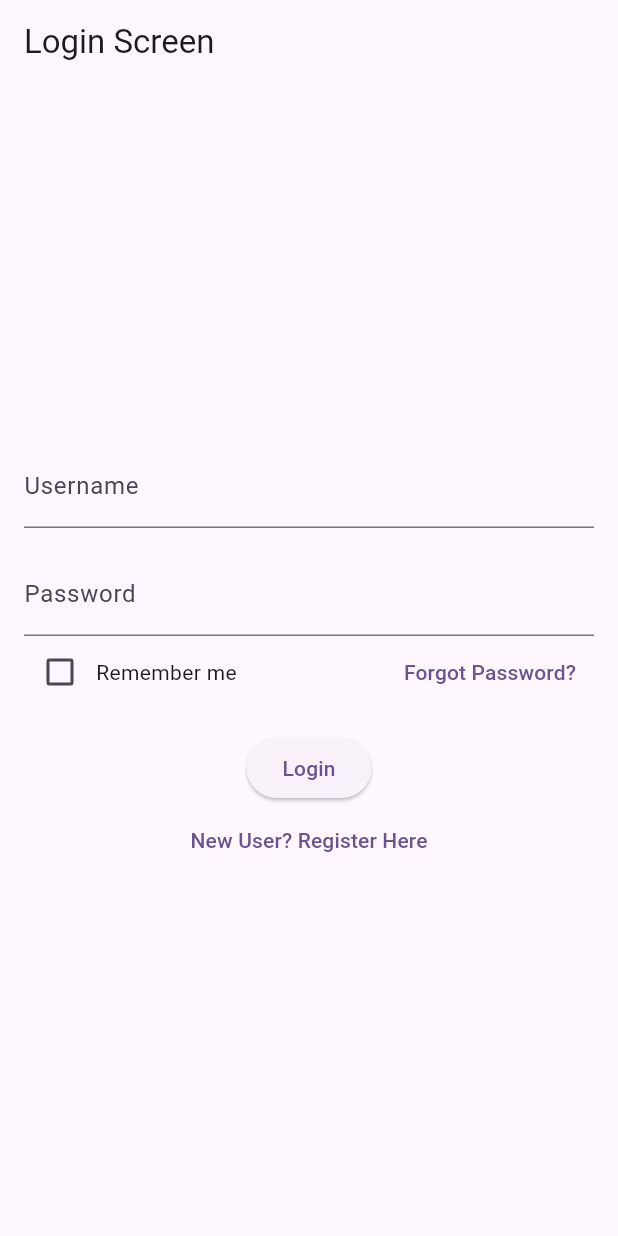
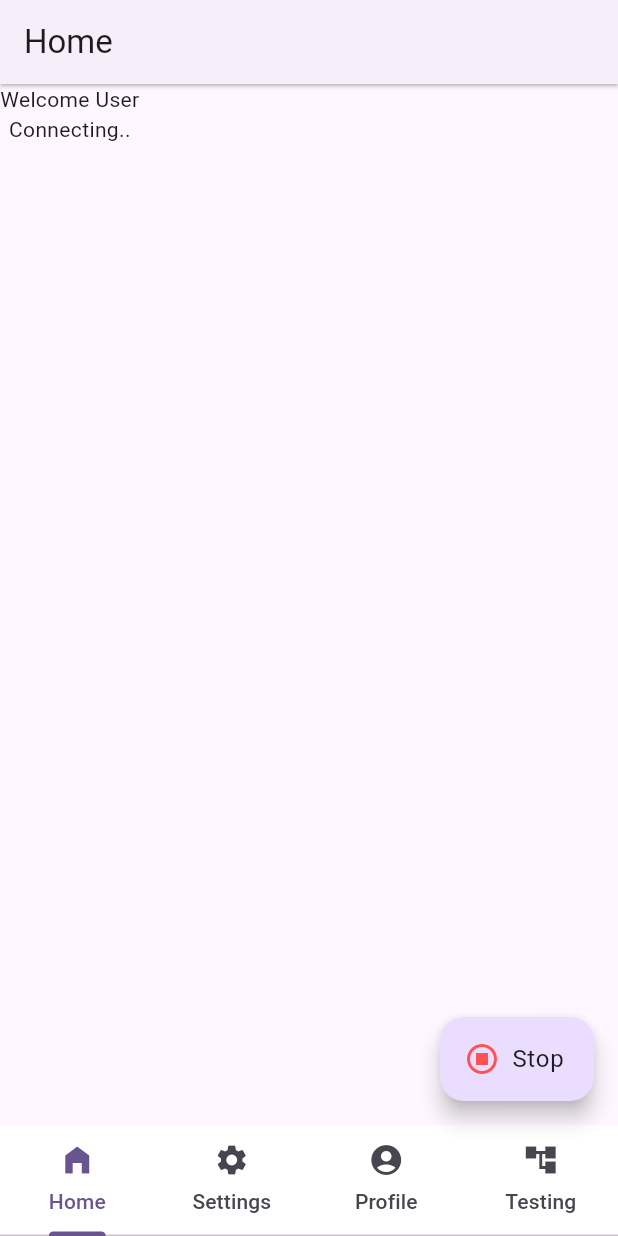
Before and after one commit to ankoosh544/sofia_develop, a Flutter app: the screen it shows after launch, on a phone screen of 412 x 824 dp. Run offline on Flutter 3.47's test engine with Material 2 defaults, Android fonts, the phone set to English and light mode, and no system bars; our stand-ins replace floor, flutter_blue_plus, permission_handler, rxdart, sqflite; accounts and stored records are empty; generated files the repository leaves out were written again.

Commit message:
Connected nearest device, HomeScreen UI updated, TestingScreen updated.

```diff
--- a/sofia_app/lib/configs/constants.dart
+++ b/sofia_app/lib/configs/constants.dart
@@ -7,3 +7,5 @@ final List<Guid> serviceGuids = [
   Guid('6c962546-6011-4e1b-9d8c-05027adb3a02'), // CAR_SERVICE_GUID
   Guid('4fafc201-1fb5-459e-8fcc-c5c9c331914b'), // ESP32
 ];
+const periodicDuration = 2; //seconds
+const timeoutDuration = 1; //seconds
--- a/sofia_app/lib/main.dart
+++ b/sofia_app/lib/main.dart
@@ -10,7 +10,6 @@ import 'package:provider/provider.dart';
 import 'package:sofia_app/providers/ble_provider.dart';
 
 import 'screens/home/home_screen.dart';
-import 'screens/login/login_screen.dart';
 
 void main() {
   if (Platform.isAndroid) {
@@ -42,9 +41,9 @@ class SofiaApp extends StatelessWidget {
       ),
       home: ChangeNotifierProvider(
         create: (_) => BleProvider()
-          ..initialScan()
+          //..initialScan()
           ..periodicScan(),
-        child: LoginScreen(),
+        child: HomeScreen(),
       ),
     );
   }
--- /dev/null
+++ b/sofia_app/lib/screens/home/device_connected.dart
@@ -0,0 +1,30 @@
+import 'package:flutter/material.dart';
+import 'package:provider/provider.dart';
+import 'package:sofia_app/configs/index.dart';
+import 'package:sofia_app/providers/index.dart';
+
+class DeviceConnected extends StatelessWidget {
+  const DeviceConnected({super.key});
+
+  @override
+  Widget build(BuildContext context) {
+    return Scaffold(
+      appBar: AppBar(
+        title: const Text(tabHome),
+        notificationPredicate: (notification) => notification.depth == 1,
+        scrolledUnderElevation: 4.0,
+        shadowColor: Theme.of(context).shadowColor,
+        elevation: 1,
+      ),
+      body: Column(
+        children: [
+          Text('Welcome User'),
+          Text(
+            context.watch<BleProvider>().connectedDevice?.name ??
+                'Connecting..',
+          ),
+        ],
+      ),
+    );
+  }
+}
--- a/sofia_app/lib/screens/home/find_device_screen.dart
+++ b/sofia_app/lib/screens/home/find_device_screen.dart
@@ -15,9 +15,6 @@ class FindDevicesScreen extends StatelessWidget {
   @override
   Widget build(BuildContext context) {
     return Scaffold(
-      appBar: const SofiaAppBar(
-        title: tabHome,
-      ),
       body: StreamBuilder<BluetoothState>(
         stream: context.read<BleProvider>().bluetoothStateStream,
         initialData: context.read<BleProvider>().bluetoothState,
@@ -39,7 +36,7 @@ class FindDevicesScreen extends StatelessWidget {
                       color: Colors.lightBlue,
                     ),
                     StreamBuilder<List<BluetoothDevice>>(
-                      stream: context.read<BleProvider>().connectedDevice,
+                      stream: context.read<BleProvider>().connectedDeviceStream,
                       initialData: const [],
                       builder: (c, snapshot) {
                         return Column(
--- a/sofia_app/lib/screens/home/home_screen.dart
+++ b/sofia_app/lib/screens/home/home_screen.dart
@@ -3,13 +3,12 @@ import 'package:provider/provider.dart';
 import 'package:sofia_app/providers/ble_provider.dart';
 import 'package:sofia_app/providers/profile_provider.dart';
 import 'package:sofia_app/providers/settings_provider.dart';
-import 'package:sofia_app/providers/testing_provider.dart';
 import 'package:sofia_app/screens/profile/profile_screen.dart';
 import 'package:sofia_app/screens/settings/settings_screen.dart';
 import 'package:sofia_app/screens/testing/testing_screen.dart';
 
 import '../../configs/index.dart';
-import 'find_device_screen.dart';
+import 'device_connected.dart';
 
 class HomeScreen extends StatelessWidget {
   const HomeScreen({super.key});
@@ -46,7 +45,7 @@ class HomeScreen extends StatelessWidget {
         ),
         body: TabBarView(
           children: <Widget>[
-            const FindDevicesScreen(),
+            const DeviceConnected(),
             ChangeNotifierProvider(
               create: (_) => SettingsProvider(),
               child: const SettingScreen(),
@@ -55,11 +54,7 @@ class HomeScreen extends StatelessWidget {
               create: (_) => ProfileProvider(),
               child: const ProfileScreen(),
             ),
-            if (showTestingMenu)
-              ChangeNotifierProvider(
-                create: (_) => TestingProvider(),
-                child: const TestingScreen(),
-              ),
+            if (showTestingMenu) const TestingScreen(),
           ],
         ),
         floatingActionButton: StreamBuilder<bool>(
@@ -81,7 +76,7 @@ class HomeScreen extends StatelessWidget {
             } else {
               return FloatingActionButton.extended(
                 onPressed: () => context.read<BleProvider>()
-                  ..initialScan()
+                  //..initialScan()
                   ..periodicScan(),
                 label: Text(
                   scan,
--- a/sofia_app/lib/screens/testing/testing_screen.dart
+++ b/sofia_app/lib/screens/testing/testing_screen.dart
@@ -1,5 +1,7 @@
 import 'package:flutter/material.dart';
 import 'package:sofia_app/configs/index.dart';
+
+import '../home/find_device_screen.dart';
 
 class TestingScreen extends StatelessWidget {
   const TestingScreen({super.key});
@@ -14,7 +16,7 @@ class TestingScreen extends StatelessWidget {
         shadowColor: Theme.of(context).shadowColor,
         elevation: 1,
       ),
-      body: const Text('Testing'),
+      body: const FindDevicesScreen(),
     );
   }
 }
```
Also changed, not shown: sofia_app/lib/providers/ble_provider.dart (+20 -30 lines).
